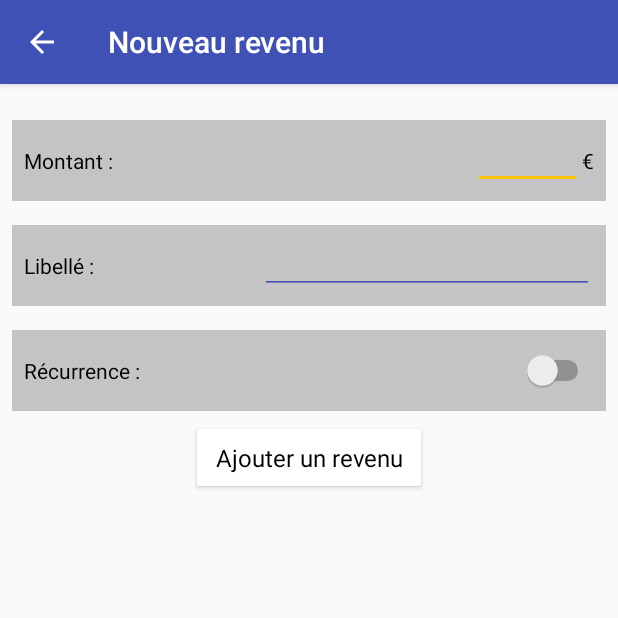
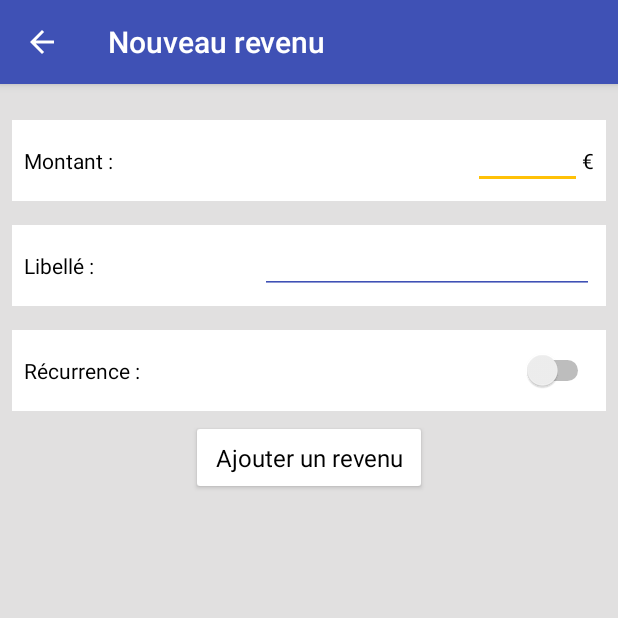
Before and after one commit to Symsystem/CashAdmin, an Android app: the NewIncomeActivity screen opened directly, with no data from a screen before it, on a phone screen of 412 x 824 dp, the top half of it. Run offline under Robolectric (Android 15) with nearby library versions, the phone set to English and light mode, and no system bars; our stand-ins replace ButterKnife.

Commit message:
Change background color (add Expense/Income)

```diff
--- a/app/src/main/res/layout/activity_new_income.xml
+++ b/app/src/main/res/layout/activity_new_income.xml
@@ -4,6 +4,7 @@
                 android:layout_height="match_parent"
                 android:paddingTop="@dimen/activity_vertical_margin"
                 android:paddingBottom="@dimen/activity_vertical_margin"
+                android:background="@color/greyBackground"
                 tools:context="net.cashadmin.cashadmin.Activities.Activities.NewIncomeActivity">
 
     <LinearLayout
@@ -11,7 +12,7 @@
         android:layout_below="@id/subtitle"
         android:layout_width="fill_parent"
         android:layout_height="54dp"
-        android:background="@color/greyBackground"
+        android:background="@color/White"
         android:orientation="horizontal"
         android:layout_margin="8dp"
         android:padding="8dp">
@@ -55,7 +56,7 @@
         android:layout_below="@id/amountLayout"
         android:layout_width="fill_parent"
         android:layout_height="54dp"
-        android:background="@color/greyBackground"
+        android:background="@color/White"
         android:orientation="horizontal"
         android:layout_margin="8dp"
         android:padding="8dp">
@@ -90,7 +91,7 @@
         android:layout_below="@id/labelLayout"
         android:layout_width="fill_parent"
         android:layout_height="54dp"
-        android:background="@color/greyBackground"
+        android:background="@color/White"
         android:orientation="horizontal"
         android:layout_margin="8dp"
         android:padding="8dp">
@@ -120,7 +121,7 @@
         android:layout_below="@id/recurrenceLayout"
         android:layout_width="fill_parent"
         android:layout_height="54dp"
-        android:background="@color/greyBackground"
+        android:background="@color/White"
         android:orientation="horizontal"
         android:layout_margin="8dp"
         android:padding="8dp"
@@ -153,7 +154,7 @@
         android:layout_below="@id/dateLayout"
         android:layout_width="fill_parent"
         android:layout_height="54dp"
-        android:background="@color/greyBackground"
+        android:background="@color/White"
         android:orientation="horizontal"
         android:layout_margin="8dp"
         android:padding="8dp"
--- a/app/src/main/res/values/colors.xml
+++ b/app/src/main/res/values/colors.xml
@@ -6,7 +6,7 @@
     <color name="Black">#000000</color>
     <color name="accent">#FFC107</color>
     <color name="transparent">#be3f51b5</color>
-    <color name="greyBackground">#c4c4c4</color>
+    <color name="greyBackground">#e1e0e0</color>
 
     <color name="red">#F44336</color>
     <color name="green">#8BC34A</color>
```
Also changed, not shown: app/src/main/res/layout/activity_new_expense.xml (+6 -5 lines).
